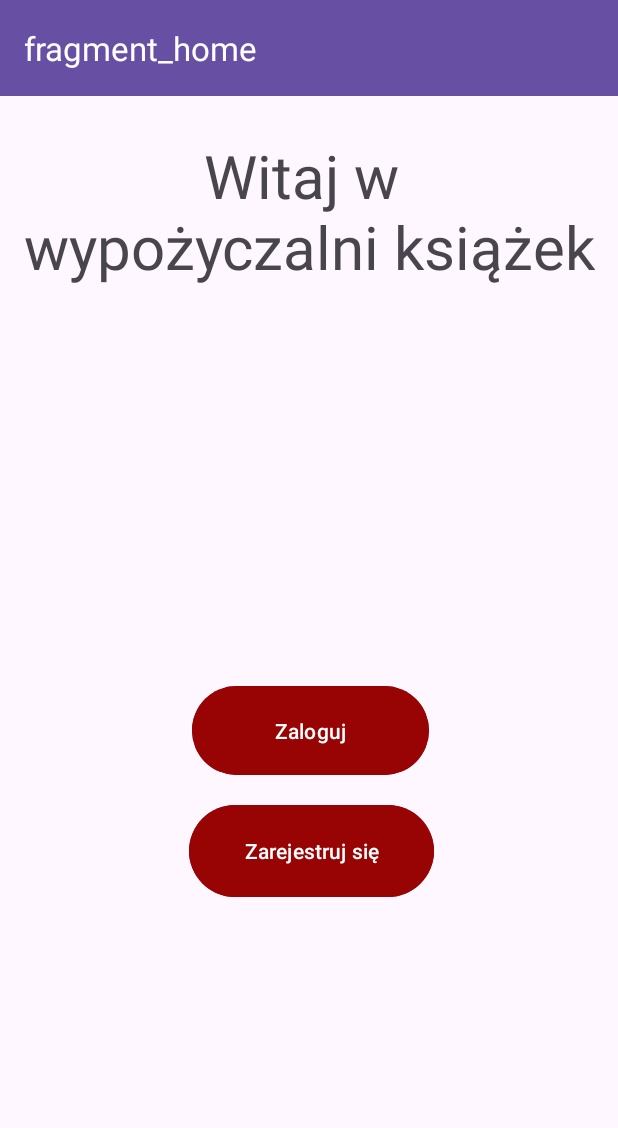
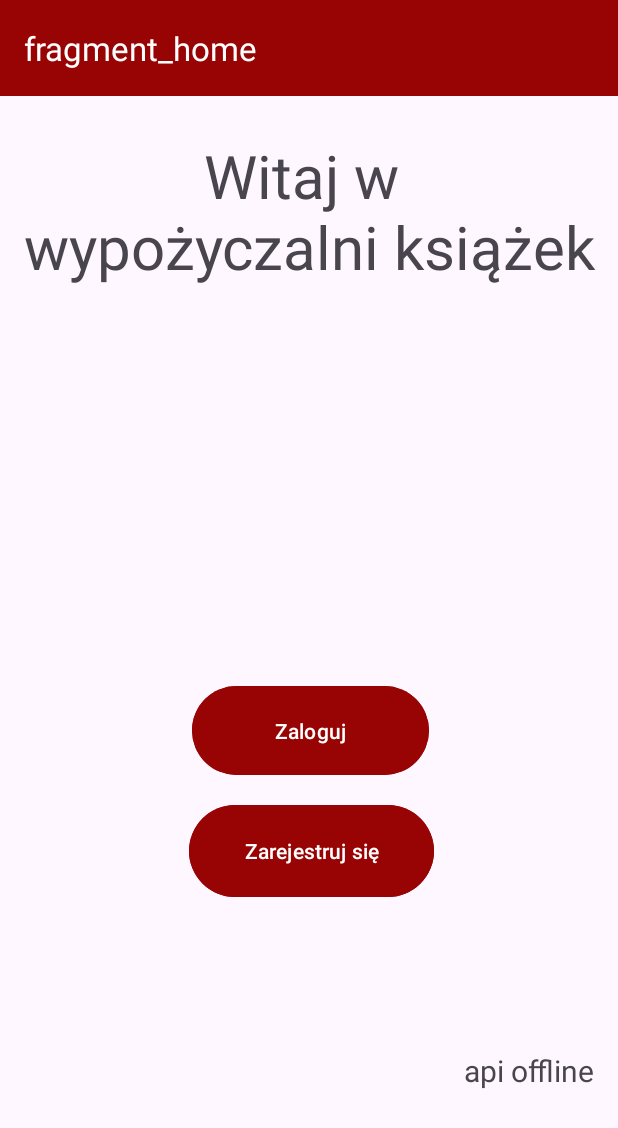
Before and after one commit to Pawel-Melon/Projekt_android, an Android app: the screen it shows after launch (ToolbarActivity), on a phone screen of 412 x 824 dp. Shown: the top 1128 px of the screen. Run offline under Robolectric (Android 15) with nearby library versions, the phone set to English and light mode, and no system bars; our stand-ins replace Volley, navigation-ui; network calls fail.

Commit message:
toolbar color change, Api status check on start screen

```diff
--- a/app/src/main/java/com/example/projekt/StartFragment.kt
+++ b/app/src/main/java/com/example/projekt/StartFragment.kt
@@ -49,7 +49,7 @@ class StartFragment : Fragment() {
         }
 
         val welcometext = view.findViewById<TextView>(R.id.textView)
-        val url = "http://10.0.2.2:5000/users/maria.wisniewska@example.com"
+        val url = "http://10.0.2.2:5000/users/test"
 
 
         //fetchUserData()
@@ -60,7 +60,8 @@ class StartFragment : Fragment() {
                     val jsonObject = JSONObject(response)
                     val imie = jsonObject.getString("imie")
                     println(imie)
-                    welcometext.text = imie
+                    if(imie=="1"){welcometext.text = "[API online]"}
+
                 } catch (e: Exception) {
                     Log.e("homefragment", "Error parsing JSON: ${e.message}")
                 }
--- a/app/src/main/res/layout/activity_toolbar.xml
+++ b/app/src/main/res/layout/activity_toolbar.xml
@@ -20,10 +20,12 @@
         app:layout_constraintStart_toStartOf="parent"
         app:layout_constraintTop_toTopOf="parent"
         app:layout_constraintVertical_bias="0.0"
+
         app:navGraph="@navigation/my_nav" />
 
     <androidx.appcompat.widget.Toolbar
         android:id="@+id/toolbar"
+        android:backgroundTint="@color/darkred"
         android:layout_width="match_parent"
         android:layout_height="?attr/actionBarSize"
         android:background="?attr/colorPrimary"
--- a/app/src/main/res/layout/fragment_start.xml
+++ b/app/src/main/res/layout/fragment_start.xml
@@ -8,7 +8,7 @@
 
 
     <TextView
-        android:id="@+id/textView"
+        android:id="@+id/WelcmetextView"
         android:layout_width="wrap_content"
         android:layout_height="wrap_content"
         android:text="            Witaj w\nwypożyczalni książek"
@@ -20,16 +20,30 @@
         app:layout_constraintTop_toTopOf="parent"
         app:layout_constraintVertical_bias="0.256" />
 
+    <TextView
+        android:id="@+id/textView"
+        android:layout_width="wrap_content"
+        android:layout_height="wrap_content"
+        android:text="api offline"
+        android:textSize="20dp"
+        app:layout_constraintBottom_toBottomOf="parent"
+        app:layout_constraintEnd_toEndOf="parent"
+        app:layout_constraintHorizontal_bias="0.95"
+        app:layout_constraintStart_toStartOf="parent"
+        app:layout_constraintTop_toTopOf="parent"
+        app:layout_constraintVertical_bias="0.997" />
+
     <ImageView
         android:id="@+id/exampleImageView"
-        android:layout_width="217dp"
-        android:layout_height="258dp"
+        android:layout_width="197dp"
+        android:layout_height="158dp"
 
+        android:layout_marginTop="265dp"
         app:layout_constraintBottom_toTopOf="@+id/loginButton"
         app:layout_constraintEnd_toEndOf="parent"
         app:layout_constraintStart_toStartOf="parent"
-        app:layout_constraintTop_toBottomOf="@+id/textView"
-        app:layout_constraintVertical_bias="0.404" />
+        app:layout_constraintTop_toTopOf="parent"
+        app:layout_constraintVertical_bias="0.0" />
 
     <Button
         android:id="@+id/loginButton"
```
